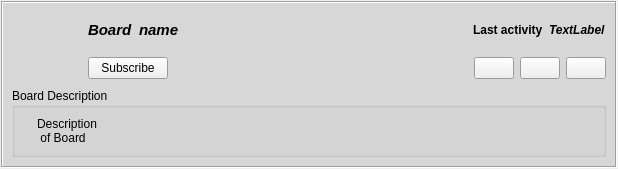
Qt form retroshare-gui/src/gui/feeds/PostedGroupItem.ui (RetroShare/RetroShare) before a commit.
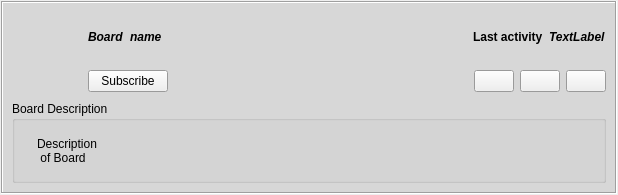
The same form after that commit. Icons and pictures are not drawn.

Patch:
```diff
--- a/retroshare-gui/src/gui/feeds/PostedGroupItem.ui
+++ b/retroshare-gui/src/gui/feeds/PostedGroupItem.ui
@@ -7,7 +7,7 @@
     <x>0</x>
     <y>0</y>
     <width>618</width>
-    <height>161</height>
+    <height>195</height>
    </rect>
   </property>
   <layout class="QGridLayout" name="PostedGroupItem_GL">
@@ -171,7 +171,6 @@
             </property>
             <property name="font">
              <font>
-              <pointsize>11</pointsize>
               <weight>75</weight>
               <italic>true</italic>
               <bold>true</bold>
@@ -186,7 +185,6 @@
            <widget class="QLabel" name="nameLabel">
             <property name="font">
              <font>
-              <pointsize>11</pointsize>
               <weight>75</weight>
               <italic>true</italic>
               <bold>true</bold>
```
